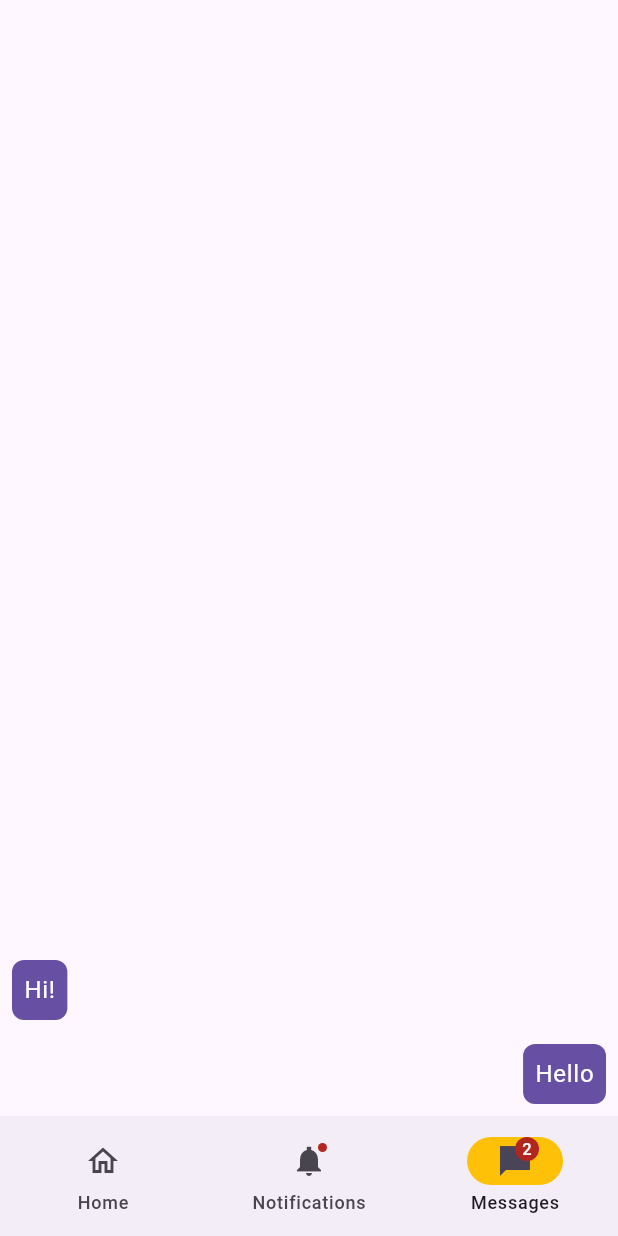
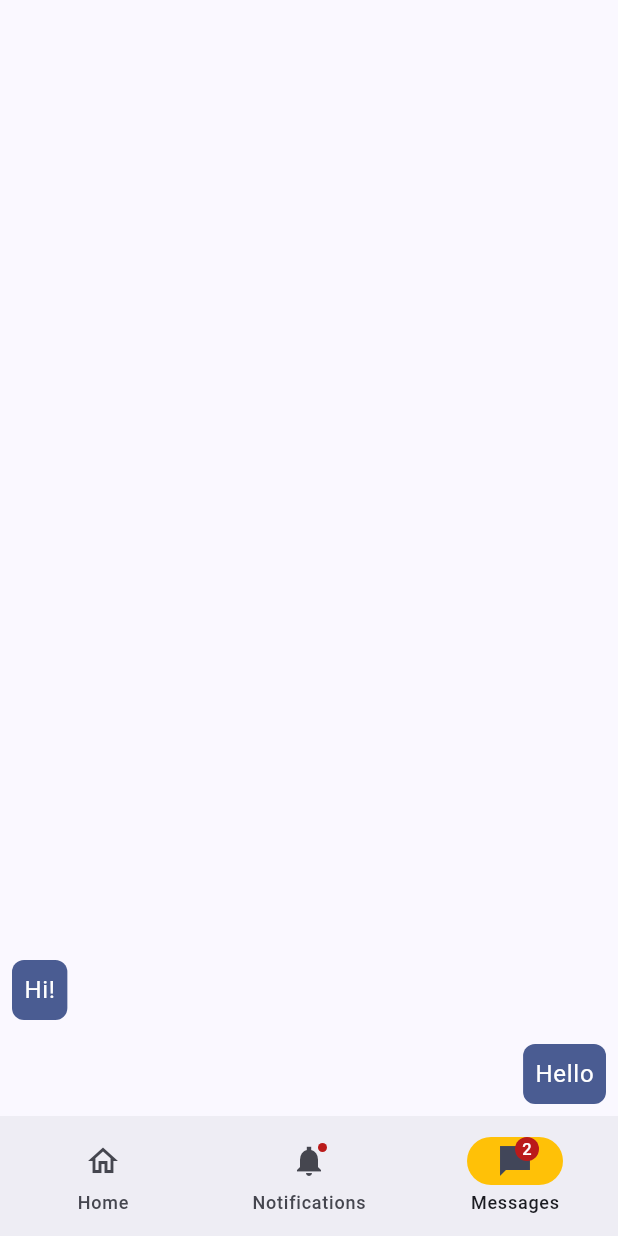
Before and after one commit to dinastyk/playpaws, a Flutter app: the screen it shows after launch, item 3 of the bottom bar chosen, on a phone screen of 412 x 824 dp. Run offline on Flutter 3.47's test engine with Material 3 defaults, Android fonts, the phone set to English and light mode, and no system bars.

Commit message:
fixing color

```diff
--- a/flutterDemo/lib/main.dart
+++ b/flutterDemo/lib/main.dart
@@ -169,7 +169,12 @@ class NavigationBarApp extends StatelessWidget {
 
   @override
   Widget build(BuildContext context) {
-    return MaterialApp(theme: ThemeData(useMaterial3: true), home: const NavigationExample());
+    // return MaterialApp(theme: ThemeData(useMaterial3: true), home: const NavigationExample());
+    return MaterialApp(theme:ThemeData(
+        colorScheme: ColorScheme.fromSeed(
+            seedColor: const Color.fromARGB(255, 55, 90, 180)),
+        useMaterial3: true,
+      ), home: const NavigationExample());
   }
 }
 
```
